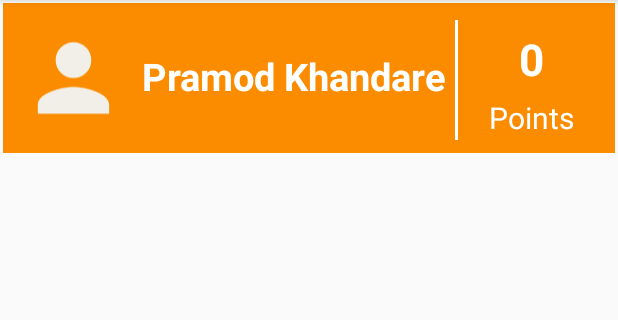
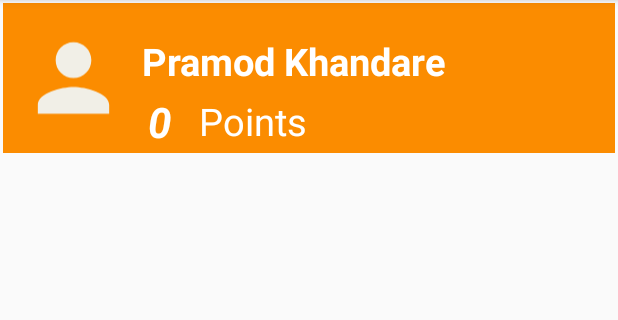
Before and after one commit to prtk5436/Gaming_Reward_Android, an Android app: the DashboardActivity screen opened directly, with no data from a screen before it, on a phone screen of 412 x 824 dp, the part 84-404 px from its top. Run offline under Robolectric (Android 15) with nearby library versions, the phone set to English and light mode, and no system bars; pictures from the network do not load; 1 statement that could not run was skipped.

Commit message:
game img in pointlog

```diff
--- a/app/src/main/java/com/example/gamingrewardandroid/Dashboard/DashboardActivity.java
+++ b/app/src/main/java/com/example/gamingrewardandroid/Dashboard/DashboardActivity.java
@@ -74,7 +74,7 @@ public class DashboardActivity extends AppCompatActivity{
     public String[] point;
     public  String [] dt;
     List<UserLog> log;
-
+    public String[] logimg;
 
     private Toolbar toolbar;
     private ArrayAdapter playerlistAdapter;
@@ -176,6 +176,7 @@ public class DashboardActivity extends AppCompatActivity{
                 intent.putExtra("gamee",gamenm);
                 intent.putExtra("pts",point);
                 intent.putExtra("dt",dt);
+                intent.putExtra("url",logimg);
                 startActivity(intent);
 
                 return true;
@@ -223,12 +224,16 @@ public class DashboardActivity extends AppCompatActivity{
                         gamenm=new String[size];
                         point=new String[size];
                         dt=new String[size];
+                        logimg=new String[size];
                         int j=0;
 
-                        for (int i=size-1;i>=0;i--){
+                        for (int i=size-1;i>=0;i--)
+
+                        {
                             gamenm[j]=log.get(i).getGameName().toString();
                             point[j]=log.get(i).getGainPoints().toString();
                             dt[j]=log.get(i).getDate().toString();
+                            logimg[j]=log.get(i).getGameImage().toString();
                             j++;
                         }
 
--- a/app/src/main/java/com/example/gamingrewardandroid/PointsLog/PointLogInput.java
+++ b/app/src/main/java/com/example/gamingrewardandroid/PointsLog/PointLogInput.java
@@ -4,6 +4,7 @@ import com.google.gson.annotations.Expose;
 import com.google.gson.annotations.SerializedName;
 
 public class PointLogInput {
+
     @SerializedName("operation")
     @Expose
     private String operation;
--- a/app/src/main/java/com/example/gamingrewardandroid/PointsLog/PointsLogActivity.java
+++ b/app/src/main/java/com/example/gamingrewardandroid/PointsLog/PointsLogActivity.java
@@ -30,6 +30,7 @@ public class PointsLogActivity extends AppCompatActivity {
     List<UserLog> log;
     RecyclerView recyclerView;
     String [] date;
+    public String[] gameimg;
 
 
     @Override
@@ -39,9 +40,10 @@ public class PointsLogActivity extends AppCompatActivity {
         recyclerView=findViewById(R.id.recycler_loglist);
         textView=findViewById(R.id.myName);
         textView.setText(FeatureContraoller.getInstance().userDetails.get(0).getName().toString());
+
        getLog();
 
-        LogAdapter adapter=new LogAdapter(gamenm,point,PointsLogActivity.this,date);
+        LogAdapter adapter=new LogAdapter(gamenm,point,PointsLogActivity.this,date,gameimg);
         recyclerView.setLayoutManager(new LinearLayoutManager(this));
         recyclerView.setHasFixedSize(true);
         recyclerView.setAdapter(adapter);
@@ -63,5 +65,6 @@ public class PointsLogActivity extends AppCompatActivity {
         date=getIntent().getStringArrayExtra("dt");
         gamenm=getIntent().getStringArrayExtra("gamee");
         point=getIntent().getStringArrayExtra("pts");
+        gameimg=getIntent().getStringArrayExtra("url");
     }
 }
--- a/app/src/main/res/layout/dashboard_activity.xml
+++ b/app/src/main/res/layout/dashboard_activity.xml
@@ -35,7 +35,7 @@
             android:layout_alignParentLeft="true"
             android:layout_gravity="center"
             android:layout_marginLeft="91dp"
-            android:layout_marginTop="30dp"
+            android:layout_marginTop="20dp"
             android:text="Pramod Khandare"
             android:textColor="@color/white"
             android:textSize="25dp"
@@ -50,46 +50,47 @@
             android:layout_marginTop="10dp"
             android:layout_marginRight="0dp"
             android:layout_toLeftOf="@id/l1"
-            android:background="@color/white" />
+            android:background="@color/white"
+            android:visibility="gone"/>
 
         <LinearLayout
             android:id="@+id/l1"
-            android:layout_width="98dp"
-            android:layout_height="99dp"
+            android:layout_width="match_parent"
+            android:layout_height="match_parent"
             android:layout_alignParentRight="true"
             android:layout_marginLeft="0dp"
             android:layout_marginRight="5dp"
-            android:orientation="vertical">
+            android:orientation="vertical"
+            android:layout_below="@id/myName"
+            android:visibility="gone"> </LinearLayout>
 
 
         <TextView
             android:id="@+id/myPoints"
-                android:layout_width="match_parent"
-                android:layout_height="51dp"
+            android:layout_width="wrap_content"
+            android:layout_height="wrap_content"
+            android:layout_below="@id/myName"
             android:layout_gravity="center"
-                android:layout_marginTop="10dp"
+            android:layout_marginTop="4dp"
+            android:layout_marginLeft="95dp"
             android:gravity="center"
-                android:text="0"
+            android:text="0 "
             android:textColor="@color/white"
-                android:textStyle="bold"
-                android:layout_toRightOf="@id/myName"
-                app:autoSizeMaxTextSize="30sp"
-                app:autoSizeMinTextSize="15sp"
-                app:autoSizeStepGranularity="2sp"
-                app:autoSizeTextType="uniform"
+            android:textSize="28dp"
+            android:textStyle="bold|italic"
              />
-
 
         <TextView
                 android:layout_width="wrap_content"
                 android:layout_height="wrap_content"
-                android:layout_below="@+id/myPoints"
+            android:layout_toRightOf="@id/myPoints"
                 android:layout_gravity="center"
-                android:layout_marginTop="0dp"
-                android:layout_toRightOf="@id/myName"
-                android:text="Points"
+                android:layout_marginTop="5dp"
+                android:text="  Points"
+            android:layout_below="@id/myName"
                 android:textColor="@color/white"
-                android:textSize="20dp"
+                android:textSize="25dp"
+
                 />
 
             <ImageButton
@@ -106,7 +107,7 @@
                 android:src="@drawable/floaticon"
                 android:visibility="gone"
                 tools:ignore="OnClick" />
-        </LinearLayout>
+
     </RelativeLayout>
 
     <LinearLayout
```
Also changed, not shown: app/src/main/java/com/example/gamingrewardandroid/PointsLog/LogAdapter.java (+29 -4 lines), app/src/main/java/com/example/gamingrewardandroid/PointsLog/UserLog.java (+14 -3 lines), app/src/main/java/com/example/gamingrewardandroid/PointsLog/PointLogOuput.java (line endings or trailing spaces). Lines whose indentation alone changed are shown as unchanged.
